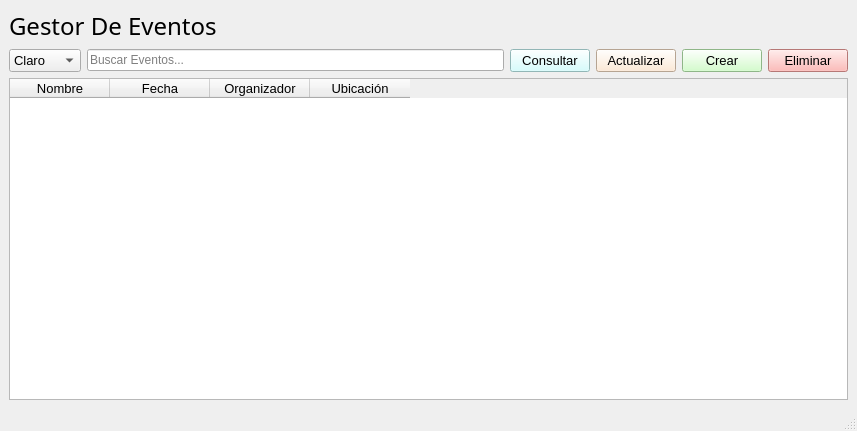
The window that src/ui/PantallaPrincipal.ui (IvanJesusCorbalanPascual/Gestor-de-Eventos) describes before a commit, drawn with Qt 5.
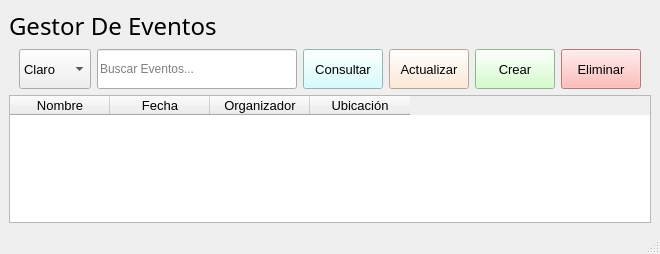
The same window after the commit. Icons and pictures are not drawn.

```diff
--- a/src/ui/PantallaPrincipal.ui
+++ b/src/ui/PantallaPrincipal.ui
@@ -6,8 +6,8 @@
    <rect>
     <x>0</x>
     <y>0</y>
-    <width>857</width>
-    <height>431</height>
+    <width>634</width>
+    <height>254</height>
    </rect>
   </property>
   <property name="windowTitle">
@@ -17,7 +17,7 @@
    <bool>false</bool>
   </property>
   <widget class="QWidget" name="centralwidget">
-   <layout class="QVBoxLayout" name="verticalLayout">
+   <layout class="QVBoxLayout" name="verticalLayout" stretch="1,2,8">
     <item>
      <layout class="QHBoxLayout" name="horizontalLayout_2">
       <item>
@@ -74,7 +74,13 @@
      </layout>
     </item>
     <item>
-     <layout class="QHBoxLayout" name="horizontalLayout">
+     <layout class="QHBoxLayout" name="horizontalLayout" stretch="1,5,2,2,2,2">
+      <property name="leftMargin">
+       <number>10</number>
+      </property>
+      <property name="rightMargin">
+       <number>10</number>
+      </property>
       <item>
        <widget class="QComboBox" name="boxTema">
         <property name="sizePolicy">
@@ -83,6 +89,12 @@
           <verstretch>0</verstretch>
          </sizepolicy>
         </property>
+        <property name="minimumSize">
+         <size>
+          <width>0</width>
+          <height>40</height>
+         </size>
+        </property>
         <property name="font">
          <font>
           <pointsize>10</pointsize>
@@ -102,6 +114,12 @@
       </item>
       <item>
        <widget class="QLineEdit" name="lneBuscador">
+        <property name="minimumSize">
+         <size>
+          <width>200</width>
+          <height>40</height>
+         </size>
+        </property>
         <property name="placeholderText">
          <string>Buscar Eventos...</string>
         </property>
@@ -109,6 +127,12 @@
       </item>
       <item>
        <widget class="QPushButton" name="btnConsultarEvento">
+        <property name="minimumSize">
+         <size>
+          <width>0</width>
+          <height>40</height>
+         </size>
+        </property>
         <property name="font">
          <font>
           <family>MS Shell Dlg 2</family>
@@ -130,6 +154,12 @@
       </item>
       <item>
        <widget class="QPushButton" name="btnActualizarEvento">
+        <property name="minimumSize">
+         <size>
+          <width>0</width>
+          <height>40</height>
+         </size>
+        </property>
         <property name="font">
          <font>
           <family>MS Shell Dlg 2</family>
@@ -151,6 +181,12 @@
       </item>
       <item>
        <widget class="QPushButton" name="btnCrearEvento">
+        <property name="minimumSize">
+         <size>
+          <width>0</width>
+          <height>40</height>
+         </size>
+        </property>
         <property name="font">
          <font>
           <family>MS Shell Dlg 2</family>
@@ -172,6 +208,12 @@
       </item>
       <item>
        <widget class="QPushButton" name="btnEliminarEvento">
+        <property name="minimumSize">
+         <size>
+          <width>0</width>
+          <height>40</height>
+         </size>
+        </property>
         <property name="font">
          <font>
           <family>MS Shell Dlg 2</family>
@@ -195,6 +237,12 @@
     </item>
     <item>
      <widget class="QTableWidget" name="tablaEventos">
+      <property name="minimumSize">
+       <size>
+        <width>0</width>
+        <height>100</height>
+       </size>
+      </property>
       <property name="font">
        <font>
         <family>MS Shell Dlg 2</family>
```
Left out of the diff: 3 changed lines with no effect on the pictures.
